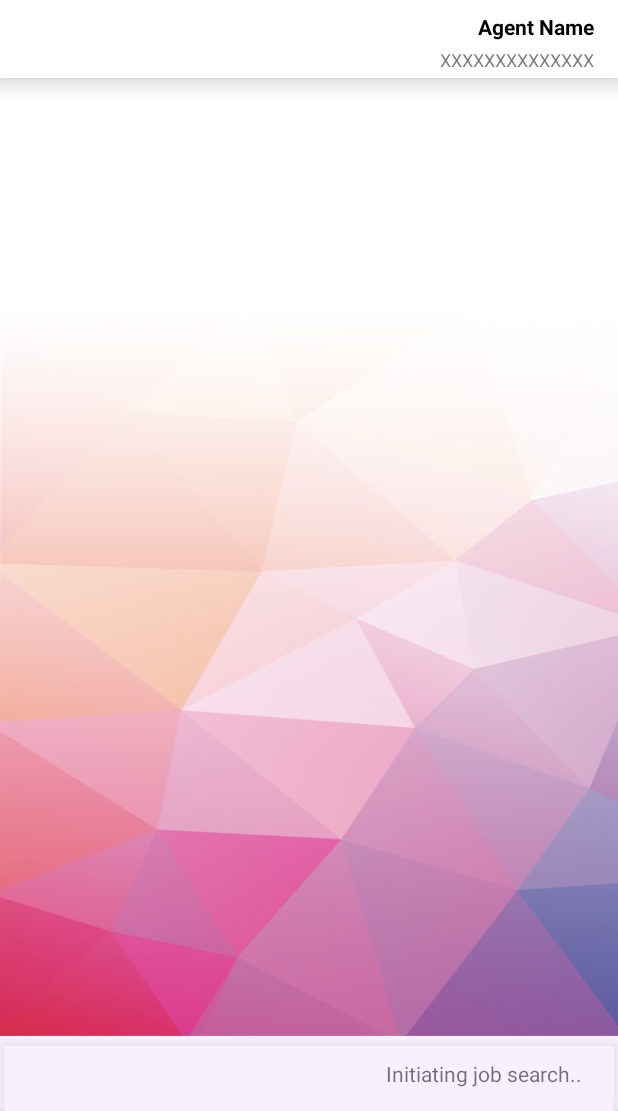
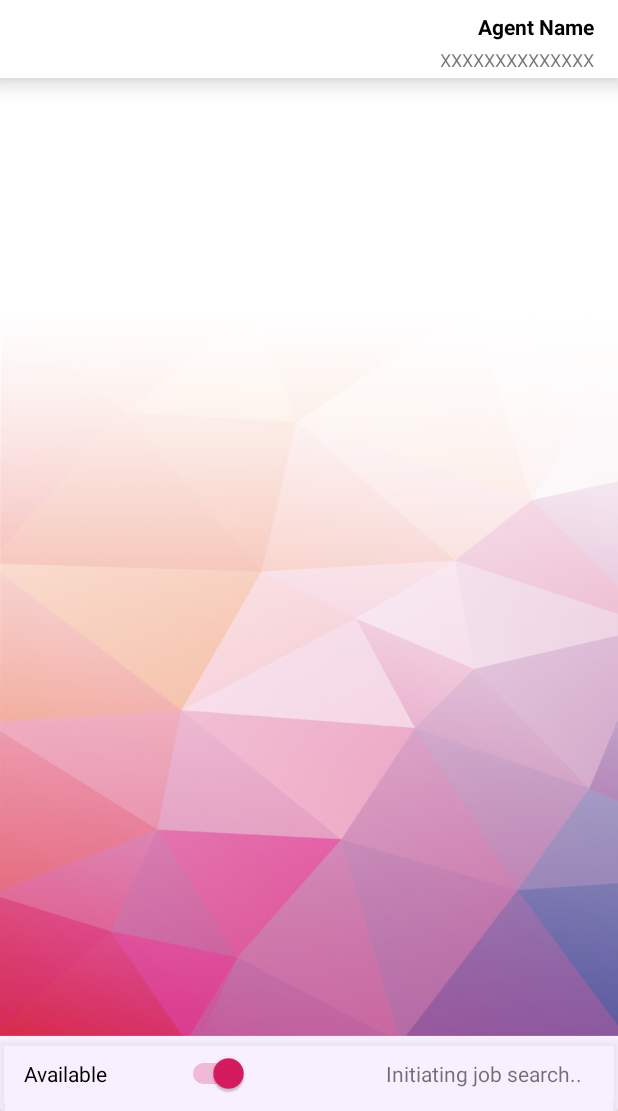
Before and after one commit to izre79/PenawarCare_Agent, an Android app: the HomePageActivity screen opened directly, with no data from a screen before it, on a phone screen of 412 x 824 dp, the part 125-1236 px from its top. Run offline under Robolectric (Android 15) with nearby library versions, the phone set to English and light mode, and no system bars; our stand-ins replace Volley; network calls fail.

Commit message:
Added agent availability switch

```diff
--- a/app/build.gradle
+++ b/app/build.gradle
@@ -15,8 +15,8 @@ android {
         applicationId "com.zedtechs.penawarcare_agent"
         minSdkVersion 16
         targetSdkVersion 29
-        versionCode 11
-        versionName "1.1.4"
+        versionCode 13
+        versionName "1.1.6"
 
         testInstrumentationRunner "androidx.test.runner.AndroidJUnitRunner"
 
@@ -54,7 +54,7 @@ dependencies {
     implementation platform('com.google.firebase:firebase-bom:26.0.0')
     implementation 'androidx.browser:browser:1.2.0'
 
-    implementation 'com.google.firebase:firebase-auth:20.0.0'
+    implementation 'com.google.firebase:firebase-auth:20.0.1'
     implementation 'com.google.android.material:material:1.2.1'
     implementation 'com.android.volley:volley:1.1.1'
     implementation 'com.google.code.gson:gson:2.8.6'
--- a/app/src/main/java/com/zedtechs/penawarcare_agent/HomePageActivity.java
+++ b/app/src/main/java/com/zedtechs/penawarcare_agent/HomePageActivity.java
@@ -25,6 +25,8 @@ import android.view.View;
 import android.view.ViewGroup;
 import android.widget.ImageView;
 import android.widget.ProgressBar;
+import android.widget.ScrollView;
+import android.widget.Switch;
 import android.widget.TextView;
 import android.widget.Toast;
 
@@ -77,9 +79,12 @@ public class HomePageActivity extends AppCompatActivity {
     String agentid, mobileno, securetokenid, lastscrupdate = "";
     SharedPreferences sharedpreferences;
 
+    Switch swAvailability;
     CardView cvUserInfo;
     TextView tvUserFullName, tvUserEmail, tvCurrProcess;
     RecyclerView recyclerView;
+    ScrollView scrollViewJobListing;
+    ImageView ivNotAvailable;
 
     public List<Job> recordList = new ArrayList<>();
     public Map<String, Job> ITEM_MAP =  new HashMap<String, Job>();
@@ -88,6 +93,7 @@ public class HomePageActivity extends AppCompatActivity {
     FusedLocationProviderClient mFusedLocationClient;
     private LocationRequest locationRequest;
     private LatLng userLoc;
+    String agentAvailability = "T";
 
     ProgressBar pbLoading;
 
@@ -123,6 +129,9 @@ public class HomePageActivity extends AppCompatActivity {
         tvCurrProcess = findViewById(R.id.tvHomePage_CurrProcess);
         pbLoading = findViewById(R.id.pbHomePage_Loading);
         recyclerView = findViewById(R.id.job_list);
+        swAvailability = findViewById(R.id.swAvailability);
+        scrollViewJobListing = findViewById(R.id.scrollViewJobListing);
+        ivNotAvailable  = findViewById(R.id.ivNotAvailable);
 
         //------------------------------------------------------
         // Initial object status
@@ -162,6 +171,20 @@ public class HomePageActivity extends AppCompatActivity {
         getUserDetails();
 
         //------------------------------------------------------------------
+        // Setup onClick listeners
+        //------------------------------------------------------------------
+        swAvailability.setOnClickListener(new View.OnClickListener() {
+            @Override
+            public void onClick(View v) {
+
+                if (swAvailability.isChecked()) agentAvailability = "T"; else agentAvailability = "F";
+
+                // Update agent availability
+                updateAgentAvailability(agentAvailability);
+                Log.i("Agent availability :", agentAvailability);
+            }
+        });
+        //------------------------------------------------------------------
         // Setup handler
         //------------------------------------------------------------------
         tvCurrProcess.setText("Initiating job search..");
@@ -172,10 +195,9 @@ public class HomePageActivity extends AppCompatActivity {
         pbLoading.setVisibility(View.INVISIBLE);
 
         getTransListing();
-
         hideSystemUI();
-
         startLocationUpdates();
+        resetBackground();
 
     }
 
@@ -663,6 +685,93 @@ public class HomePageActivity extends AppCompatActivity {
             requestQueue.add(jsonRequest);
     }
 
+    private void updateAgentAvailability(String isavailable) {
+
+        // API info
+        String url ="https://www.penawarcare.com/public/api.php";
+
+        // Data to be sent
+        final Map<String, String> dataparams = new HashMap<>();
+        dataparams.put("mode", "api_agent");
+        dataparams.put("select", "update_availability");
+        dataparams.put("agentid", agentid);
+        dataparams.put("securetokenid", securetokenid);
+        dataparams.put("isavailable", isavailable);
+
+        // On SUCCESS
+        Response.Listener<String> responseOK = new Response.Listener<String>() {
+            @Override
+            public void onResponse(String response) {
+
+                Log.i("Response-2:",response);
+
+                try {
+                    JsonObject convertedObject = new Gson().fromJson(response, JsonObject.class);
+
+                    String returnValue = convertedObject.get("value").toString().replace("\"","");
+                    String message = convertedObject.get("msg").toString().replace("\"","");
+
+                    if (returnValue.equals("1")) {
+
+                        // If isavailable is T, show unavailable notice and darkens the listing area
+                        resetBackground();
+                        // If F, reactivate the listing
+
+                    } else {
+
+                        // Invalid. Show error
+                        Snackbar snackbar = Snackbar.make(findViewById(R.id.constraintLayoutHomePage), message, Snackbar.LENGTH_LONG);
+                        snackbar.setAction("Dismiss", new View.OnClickListener() {
+                            @Override
+                            public void onClick(View v) {
+
+                            }
+                        });
+                        snackbar.show();
+                    }
+
+                } catch (JsonSyntaxException ex) {
+                    // Error catched
+                }
+            }
+
+        };
+
+        // On FAIL
+        Response.ErrorListener responseError = new Response.ErrorListener() {
+
+            @Override
+            public void onErrorResponse(VolleyError error) {
+                // TODO: Handle error
+            }
+        };
+
+        // Compile request data
+        StringRequest jsonRequest = new StringRequest (Request.Method.POST, url,responseOK,responseError){
+
+            @Override
+            protected Map<String, String> getParams() throws AuthFailureError {
+                return dataparams;
+            }
+        };
+
+        // Add the request to the RequestQueue.
+        requestQueue.add(jsonRequest);
+    }
+
+    public void resetBackground() {
+
+        if (agentAvailability.equals("F")) {
+            scrollViewJobListing.setVisibility(View.GONE);
+            ivNotAvailable.setVisibility(View.VISIBLE);
+            swAvailability.setText(swAvailability.getTextOff().toString());
+        } else {
+            scrollViewJobListing.setVisibility(View.VISIBLE);
+            ivNotAvailable.setVisibility(View.GONE);
+            swAvailability.setText(swAvailability.getTextOn().toString());
+        }
+
+    }
     public void sendNotification(String title, String desc){
 
         NotificationManager mNotificationManager;
--- a/app/src/main/java/com/zedtechs/penawarcare_agent/SplashActivity.java
+++ b/app/src/main/java/com/zedtechs/penawarcare_agent/SplashActivity.java
@@ -318,4 +318,5 @@ public class SplashActivity extends AppCompatActivity {
         // Add the request to the RequestQueue.
         requestQueue.add(jsonRequest);
     }
+
 }
--- a/app/src/main/res/layout/activity_home_page.xml
+++ b/app/src/main/res/layout/activity_home_page.xml
@@ -18,6 +18,15 @@
         app:layout_constraintEnd_toEndOf="parent"
         app:layout_constraintStart_toStartOf="parent"
         app:layout_constraintTop_toTopOf="parent" />
+
+    <ImageView
+        android:id="@+id/ivNotAvailable"
+        android:layout_width="wrap_content"
+        android:layout_height="wrap_content"
+        app:layout_constraintEnd_toEndOf="parent"
+        app:layout_constraintStart_toStartOf="parent"
+        app:layout_constraintTop_toBottomOf="@+id/cvTopBar"
+        app:srcCompat="@drawable/icon_coffee_cup" />
 
     <androidx.cardview.widget.CardView
         android:id="@+id/cvTopBar"
@@ -100,6 +109,7 @@
     </androidx.cardview.widget.CardView>
 
     <ScrollView
+        android:id="@+id/scrollViewJobListing"
         android:layout_width="match_parent"
         android:layout_height="match_parent"
         android:layout_marginTop="145dp"
@@ -132,6 +142,21 @@
             android:layout_width="match_parent"
             android:layout_height="match_parent">
 
+            <Switch
+                android:id="@+id/swAvailability"
+                android:layout_width="150dp"
+                android:layout_height="wrap_content"
+                android:layout_marginStart="16dp"
+                android:layout_marginLeft="16dp"
+                android:layout_marginTop="8dp"
+                android:layout_marginBottom="8dp"
+                android:checked="true"
+                android:textOff="Not Available"
+                android:textOn="Available"
+                app:layout_constraintBottom_toBottomOf="parent"
+                app:layout_constraintStart_toStartOf="parent"
+                app:layout_constraintTop_toTopOf="parent" />
+
             <TextView
                 android:id="@+id/tvHomePage_CurrProcess"
                 android:layout_width="wrap_content"
```
Also changed, not shown: 3 other files.
